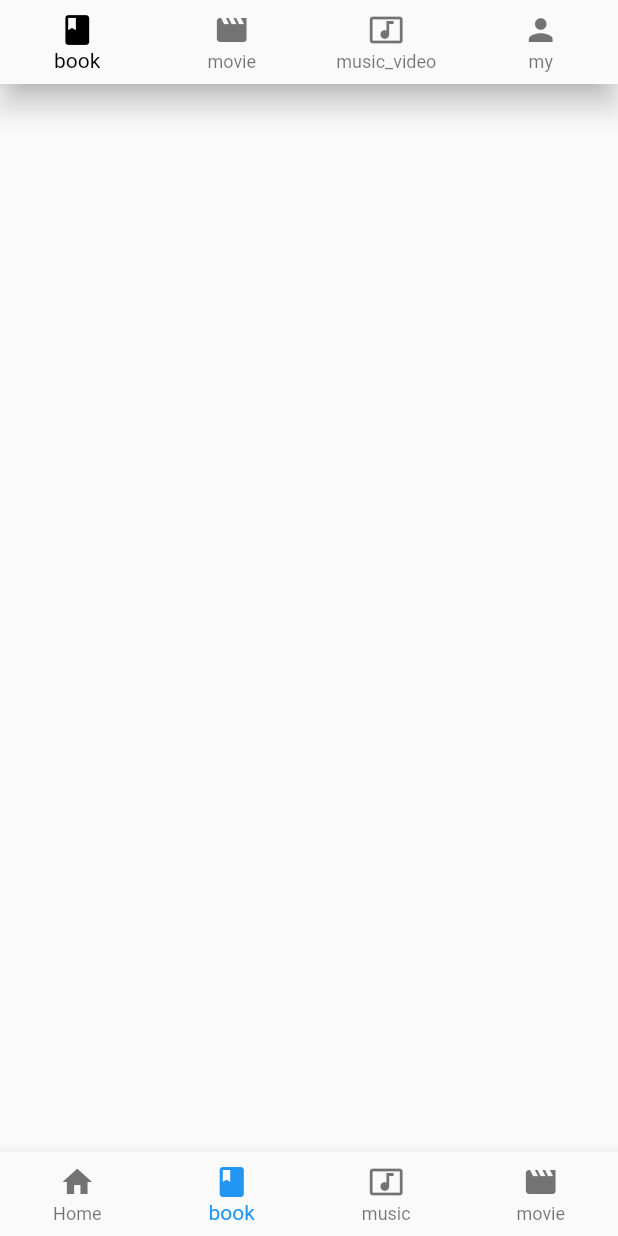
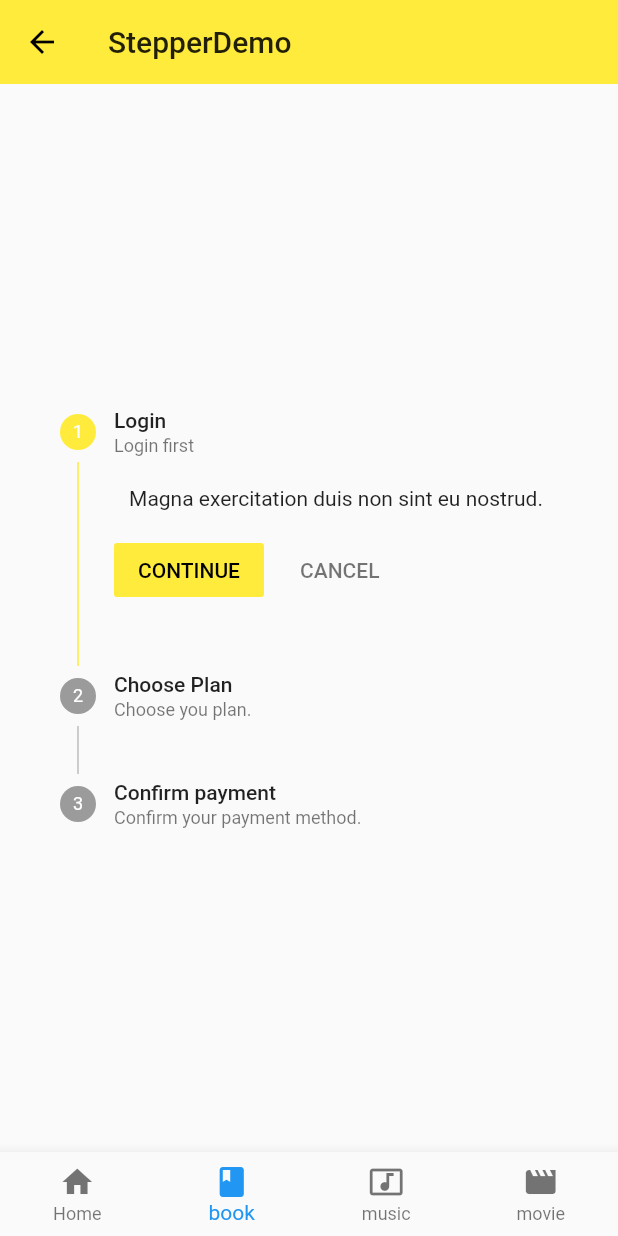
Before and after one commit to simpleSmileL/flutterapp, a Flutter app: the BottomNavigationBarLnt screen opened directly, item 2 of the bottom bar chosen, on a phone screen of 412 x 824 dp. Run offline on Flutter 3.47's test engine with Material 2 defaults, Android fonts, the phone set to English and light mode, and no system bars; network calls fail.

Commit message:
2020.6.1. 新建basic分支

```diff
--- a/lib/demo/BottomNavigationBarLnt.dart
+++ b/lib/demo/BottomNavigationBarLnt.dart
@@ -2,6 +2,9 @@ import 'package:flutter/material.dart';
 import '../demo/HelloDemo.dart';
 import '../demo/BottemNavigationBarDemo.dart';
 import '../demo/ListViewDemo.dart';
+import '../demo/view_demo.dart';
+import '../demo/stepper_demo.dart';
+import '../demo/card_demo.dart';
 
 class BottomNavigationBarLnt extends StatefulWidget {
   BottomNavigationBarLnt({Key key}) : super(key: key);
@@ -13,7 +16,7 @@ class BottomNavigationBarLnt extends StatefulWidget {
 class BottomNavigationBarTest extends State<BottomNavigationBarLnt>{
 
   int _cuurentIndex = 0;
-  final List<Widget> chiledList = [Hellodemo(),BottomNavigationBarDemo(),ListViewDemo(),ListViewDemo()];
+  final List<Widget> chiledList = [CardDemo(),StepperDemo(),ListViewDemo(),ViewDemo()];
   final List<BottomNavigationBarItem> _listItem = <BottomNavigationBarItem>[
     BottomNavigationBarItem(
         icon: Icon(Icons.home),
--- /dev/null
+++ b/lib/demo/stepper_demo.dart
@@ -0,0 +1,71 @@
+import 'package:flutter/material.dart';
+
+class StepperDemo extends StatefulWidget {
+  @override
+  _StepperDemoState createState() => _StepperDemoState();
+}
+
+class _StepperDemoState extends State<StepperDemo> {
+  int _currentStep = 0;
+
+  @override
+  Widget build(BuildContext context) {
+    return Scaffold(
+      appBar: AppBar(
+        title: Text('StepperDemo'),
+        elevation: 0.0,
+      ),
+      body: Container(
+        padding: EdgeInsets.all(16.0),
+        child: Column(
+          mainAxisAlignment: MainAxisAlignment.center,
+          children: <Widget>[
+            Theme(
+              data: Theme.of(context).copyWith(
+                primaryColor: Colors.black,
+              ),
+              child: Stepper(
+                currentStep: _currentStep,
+                onStepTapped: (int value) {
+                  setState(() {
+                    _currentStep = value;
+                  });
+                },
+                onStepContinue: () {
+                  setState(() {
+                    _currentStep < 2 ? _currentStep += 1 : _currentStep = 0;
+                  });
+                },
+                onStepCancel: () {
+                  setState(() {
+                    _currentStep > 0 ? _currentStep -= 1 : _currentStep = 0;
+                  });
+                },
+                steps: [
+                  Step(
+                    title: Text('Login'),
+                    subtitle: Text('Login first'),
+                    content: Text('Magna exercitation duis non sint eu nostrud.'),
+                    isActive: _currentStep == 0,
+                  ),
+                  Step(
+                    title: Text('Choose Plan'),
+                    subtitle: Text('Choose you plan.'),
+                    content: Text('Magna exercitation duis non sint eu nostrud.'),
+                    isActive: _currentStep == 1,
+                  ),
+                  Step(
+                    title: Text('Confirm payment'),
+                    subtitle: Text('Confirm your payment method.'),
+                    content: Text('Magna exercitation duis non sint eu nostrud.'),
+                    isActive: _currentStep == 2,
+                  ),
+                ],
+              ),
+            ),
+          ],
+        ),
+      )
+    );
+  }
+}
```
Also changed, not shown: lib/demo/card_demo.dart (added, +70 -0 lines), lib/demo/view_demo.dart (added, +154 -0 lines), lib/main.dart (+28 -28 lines), lib/model/post_view.dart (added, +108 -0 lines).
